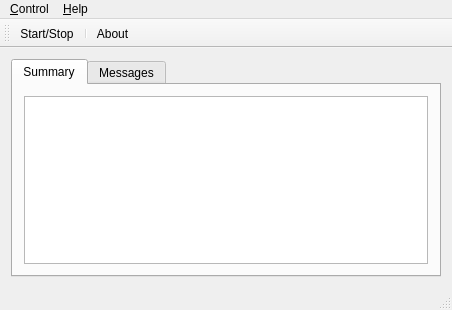
First picture: the form in ZoomPipeline_FuncSvr/zpmainframe.ui, repository ChowZenki/zpserver, before the edit.
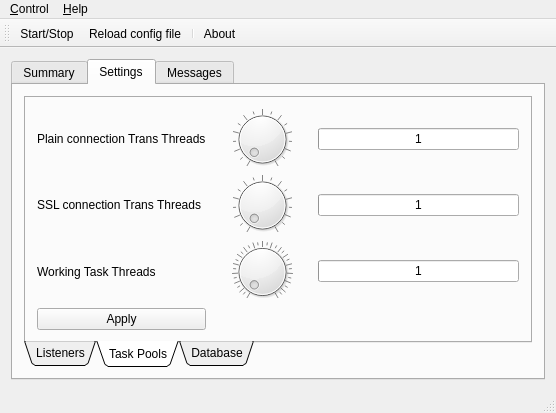
Second picture: the form after the edit. The open tabs and pages were chosen to show the change. Icons and pictures are not drawn.

Commit message: Add ui elems , enable dynamic paraments settings , such as add/remove threads\listen addresses Start database develop

Diff of the .ui file:
```diff
--- a/ZoomPipeline_FuncSvr/zpmainframe.ui
+++ b/ZoomPipeline_FuncSvr/zpmainframe.ui
@@ -6,8 +6,8 @@
    <rect>
     <x>0</x>
     <y>0</y>
-    <width>452</width>
-    <height>310</height>
+    <width>556</width>
+    <height>413</height>
    </rect>
   </property>
   <property name="windowTitle">
@@ -34,6 +34,307 @@
         </item>
        </layout>
       </widget>
+      <widget class="QWidget" name="tab_settings">
+       <attribute name="icon">
+        <iconset resource="resource.qrc">
+         <normaloff>:/icons/Resources/19-1.png</normaloff>:/icons/Resources/19-1.png</iconset>
+       </attribute>
+       <attribute name="title">
+        <string>Settings</string>
+       </attribute>
+       <layout class="QVBoxLayout" name="verticalLayout_2">
+        <item>
+         <widget class="QTabWidget" name="tabWidget_Settings">
+          <property name="tabPosition">
+           <enum>QTabWidget::South</enum>
+          </property>
+          <property name="tabShape">
+           <enum>QTabWidget::Triangular</enum>
+          </property>
+          <property name="currentIndex">
+           <number>0</number>
+          </property>
+          <widget class="QWidget" name="tab_set_network">
+           <attribute name="icon">
+            <iconset resource="resource.qrc">
+             <normaloff>:/icons/Resources/4003.png</normaloff>:/icons/Resources/4003.png</iconset>
+           </attribute>
+           <attribute name="title">
+            <string>Listeners</string>
+           </attribute>
+           <layout class="QVBoxLayout" name="verticalLayout_3">
+            <item>
+             <widget class="QLabel" name="label">
+              <property name="text">
+               <string>Current Listeners</string>
+              </property>
+             </widget>
+            </item>
+            <item>
+             <widget class="QTableView" name="tableView_listen"/>
+            </item>
+            <item>
+             <layout class="QHBoxLayout" name="horizontalLayout_4">
+              <item>
+               <widget class="QLabel" name="label_2">
+                <property name="text">
+                 <string>Name</string>
+                </property>
+               </widget>
+              </item>
+              <item>
+               <widget class="QLineEdit" name="lineEdit_listenerName"/>
+              </item>
+              <item>
+               <widget class="QLabel" name="label_3">
+                <property name="text">
+                 <string>Addr</string>
+                </property>
+               </widget>
+              </item>
+              <item>
+               <widget class="QLineEdit" name="lineEdit_listenerAddr"/>
+              </item>
+              <item>
+               <widget class="QLabel" name="label_4">
+                <property name="text">
+                 <string>Port</string>
+                </property>
+               </widget>
+              </item>
+              <item>
+               <widget class="QLineEdit" name="lineEdit_listenerPort"/>
+              </item>
+              <item>
+               <widget class="QCheckBox" name="checkBox_listener_ssl">
+                <property name="text">
+                 <string>SSL Connection</string>
+                </property>
+               </widget>
+              </item>
+             </layout>
+            </item>
+            <item>
+             <layout class="QHBoxLayout" name="horizontalLayout_3">
+              <item>
+               <spacer name="horizontalSpacer">
+                <property name="orientation">
+                 <enum>Qt::Horizontal</enum>
+                </property>
+                <property name="sizeHint" stdset="0">
+                 <size>
+                  <width>40</width>
+                  <height>20</height>
+                 </size>
+                </property>
+               </spacer>
+              </item>
+              <item>
+               <widget class="QPushButton" name="pushButton_addListener">
+                <property name="text">
+                 <string>Add</string>
+                </property>
+               </widget>
+              </item>
+              <item>
+               <widget class="QPushButton" name="pushButton_delListener">
+                <property name="text">
+                 <string>Del</string>
+                </property>
+               </widget>
+              </item>
+              <item>
+               <widget class="QPushButton" name="pushButton_listerner_apply">
+                <property name="text">
+                 <string>Apply</string>
+                </property>
+                <property name="icon">
+                 <iconset resource="resource.qrc">
+                  <normaloff>:/icons/Resources/3floppy_mount-2.png</normaloff>:/icons/Resources/3floppy_mount-2.png</iconset>
+                </property>
+               </widget>
+              </item>
+             </layout>
+            </item>
+           </layout>
+          </widget>
+          <widget class="QWidget" name="tab_taskPools">
+           <attribute name="icon">
+            <iconset resource="resource.qrc">
+             <normaloff>:/icons/Resources/27_Martin.png</normaloff>:/icons/Resources/27_Martin.png</iconset>
+           </attribute>
+           <attribute name="title">
+            <string>Task Pools</string>
+           </attribute>
+           <layout class="QGridLayout" name="gridLayout">
+            <item row="2" column="1">
+             <widget class="QDial" name="dial_task_working_threads">
+              <property name="minimum">
+               <number>1</number>
+              </property>
+              <property name="maximum">
+               <number>256</number>
+              </property>
+              <property name="pageStep">
+               <number>16</number>
+              </property>
+              <property name="notchTarget">
+               <double>8.000000000000000</double>
+              </property>
+              <property name="notchesVisible">
+               <bool>true</bool>
+              </property>
+             </widget>
+            </item>
+            <item row="1" column="2">
+             <widget class="QProgressBar" name="progressBar_ssl_threads">
+              <property name="minimum">
+               <number>1</number>
+              </property>
+              <property name="maximum">
+               <number>64</number>
+              </property>
+              <property name="value">
+               <number>1</number>
+              </property>
+              <property name="format">
+               <string>%v</string>
+              </property>
+             </widget>
+            </item>
+            <item row="2" column="0">
+             <widget class="QLabel" name="label_7">
+              <property name="text">
+               <string>Working Task Threads</string>
+              </property>
+             </widget>
+            </item>
+            <item row="0" column="2">
+             <widget class="QProgressBar" name="progressBar_plain_threads">
+              <property name="minimum">
+               <number>1</number>
+              </property>
+              <property name="maximum">
+               <number>64</number>
+              </property>
+              <property name="value">
+               <number>1</number>
+              </property>
+              <property name="invertedAppearance">
+               <bool>false</bool>
+              </property>
+              <property name="format">
+               <string>%v</string>
+              </property>
+             </widget>
+            </item>
+            <item row="1" column="1">
+             <widget class="QDial" name="dial_ssl_trans_threads">
+              <property name="minimum">
+               <number>1</number>
+              </property>
+              <property name="maximum">
+               <number>64</number>
+              </property>
+              <property name="pageStep">
+               <number>8</number>
+              </property>
+              <property name="wrapping">
+               <bool>false</bool>
+              </property>
+              <property name="notchTarget">
+               <double>4.000000000000000</double>
+              </property>
+              <property name="notchesVisible">
+               <bool>true</bool>
+              </property>
+             </widget>
+            </item>
+            <item row="1" column="0">
+             <widget class="QLabel" name="label_6">
+              <property name="text">
+               <string>SSL connection Trans Threads</string>
+              </property>
+             </widget>
+            </item>
+            <item row="0" column="0">
+             <widget class="QLabel" name="label_5">
+              <property name="text">
+               <string>Plain connection Trans Threads</string>
+              </property>
+             </widget>
+            </item>
+            <item row="2" column="2">
+             <widget class="QProgressBar" name="progressBar_working_threads">
+              <property name="minimum">
+               <number>1</number>
+              </property>
+              <property name="maximum">
+               <number>256</number>
+              </property>
+              <property name="value">
+               <number>1</number>
+              </property>
+              <property name="format">
+               <string>%v</string>
+              </property>
+             </widget>
+            </item>
+            <item row="0" column="1">
+             <widget class="QDial" name="dial_plain_trans_threads">
+              <property name="minimum">
+               <number>1</number>
+              </property>
+              <property name="maximum">
+               <number>64</number>
+              </property>
+              <property name="pageStep">
+               <number>8</number>
+              </property>
+              <property name="notchesVisible">
+               <bool>true</bool>
+              </property>
+             </widget>
+            </item>
+            <item row="3" column="0">
+             <widget class="QPushButton" name="pushButton_threadsApply">
+              <property name="text">
+               <string>Apply</string>
+              </property>
+              <property name="icon">
+               <iconset resource="resource.qrc">
+                <normaloff>:/icons/Resources/3floppy_mount-1.png</normaloff>:/icons/Resources/3floppy_mount-1.png</iconset>
+              </property>
+             </widget>
+            </item>
+            <item row="4" column="0">
+             <spacer name="verticalSpacer">
+              <property name="orientation">
+               <enum>Qt::Vertical</enum>
+              </property>
+              <property name="sizeHint" stdset="0">
+               <size>
+                <width>20</width>
+                <height>40</height>
+               </size>
+              </property>
+             </spacer>
+            </item>
+           </layout>
+          </widget>
+          <widget class="QWidget" name="tab_set_db">
+           <attribute name="icon">
+            <iconset resource="resource.qrc">
+             <normaloff>:/icons/Resources/Color Classic.png</normaloff>:/icons/Resources/Color Classic.png</iconset>
+           </attribute>
+           <attribute name="title">
+            <string>Database</string>
+           </attribute>
+          </widget>
+         </widget>
+        </item>
+       </layout>
+      </widget>
       <widget class="QWidget" name="tab_task">
        <attribute name="icon">
         <iconset resource="resource.qrc">
@@ -57,7 +358,7 @@
     <rect>
      <x>0</x>
      <y>0</y>
-     <width>452</width>
+     <width>556</width>
      <height>23</height>
     </rect>
    </property>
@@ -86,6 +387,7 @@
     <bool>false</bool>
    </attribute>
    <addaction name="action_Start_Stop"/>
+   <addaction name="actionReload_config_file"/>
    <addaction name="separator"/>
    <addaction name="action_About"/>
   </widget>
@@ -120,6 +422,18 @@
     <string>&amp;About</string>
    </property>
   </action>
+  <action name="actionReload_config_file">
+   <property name="icon">
+    <iconset resource="resource.qrc">
+     <normaloff>:/icons/Resources/Color, Lime.png</normaloff>:/icons/Resources/Color, Lime.png</iconset>
+   </property>
+   <property name="text">
+    <string>&amp;Reload config file</string>
+   </property>
+   <property name="toolTip">
+    <string>Reload Config file</string>
+   </property>
+  </action>
  </widget>
  <layoutdefault spacing="6" margin="11"/>
  <resources>
```
Left out of the diff: 68 changed lines with no effect on the pictures. The commit also changes 8 other files.
